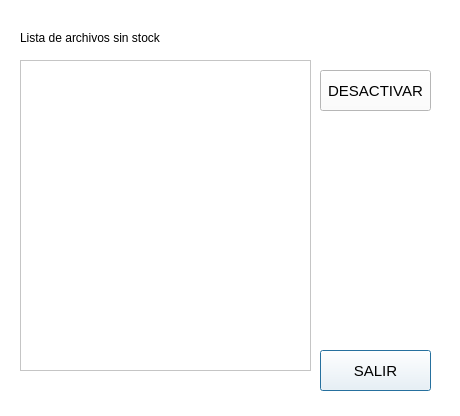
Before: the Qt Designer form Vista/windowListNotify.ui in mjroson/PQt5-Stock-Venta-CuentaCorriente, drawn with Qt 5.
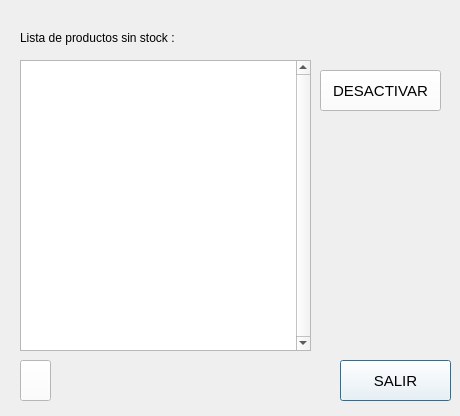
After: the same form once the commit is applied. Icons and pictures are not drawn.

Diff of the .ui file:
```diff
--- a/Vista/windowListNotify.ui
+++ b/Vista/windowListNotify.ui
@@ -13,8 +13,9 @@
   <property name="windowTitle">
    <string>Dialog</string>
   </property>
-  <property name="styleSheet">
-   <string notr="true">background-color: rgb(255, 255, 255);</string>
+  <property name="windowIcon">
+   <iconset>
+    <normaloff>../Img/Alert48.png</normaloff>../Img/Alert48.png</iconset>
   </property>
   <widget class="QTableView" name="tvDetalle">
    <property name="geometry">
@@ -22,16 +23,22 @@
      <x>20</x>
      <y>60</y>
      <width>291</width>
-     <height>311</height>
+     <height>291</height>
     </rect>
    </property>
+   <property name="verticalScrollBarPolicy">
+    <enum>Qt::ScrollBarAlwaysOn</enum>
+   </property>
+   <property name="horizontalScrollBarPolicy">
+    <enum>Qt::ScrollBarAlwaysOff</enum>
+   </property>
   </widget>
   <widget class="QLabel" name="label">
    <property name="geometry">
     <rect>
      <x>20</x>
      <y>30</y>
-     <width>181</width>
+     <width>201</width>
      <height>16</height>
     </rect>
    </property>
@@ -39,14 +46,14 @@
     <string notr="true">font: 75 11pt &quot;MS Shell Dlg 2&quot;;</string>
    </property>
    <property name="text">
-    <string>Lista de archivos sin stock</string>
+    <string>Lista de productos sin stock :</string>
    </property>
   </widget>
   <widget class="QPushButton" name="btnSalir">
    <property name="geometry">
     <rect>
-     <x>320</x>
-     <y>350</y>
+     <x>340</x>
+     <y>360</y>
      <width>111</width>
      <height>41</height>
     </rect>
@@ -82,7 +89,7 @@
     <rect>
      <x>320</x>
      <y>70</y>
-     <width>111</width>
+     <width>121</width>
      <height>41</height>
     </rect>
    </property>
@@ -108,6 +115,41 @@
     </size>
    </property>
   </widget>
+  <widget class="QPushButton" name="btnGenerarPdf">
+   <property name="geometry">
+    <rect>
+     <x>20</x>
+     <y>360</y>
+     <width>31</width>
+     <height>41</height>
+    </rect>
+   </property>
+   <property name="font">
+    <font>
+     <family>Segoe UI</family>
+     <pointsize>11</pointsize>
+     <weight>50</weight>
+     <italic>false</italic>
+     <bold>false</bold>
+    </font>
+   </property>
+   <property name="styleSheet">
+    <string notr="true">background-color: rgb(255, 255, 255);</string>
+   </property>
+   <property name="text">
+    <string/>
+   </property>
+   <property name="icon">
+    <iconset>
+     <normaloff>../Img/FilePDF48.png</normaloff>../Img/FilePDF48.png</iconset>
+   </property>
+   <property name="iconSize">
+    <size>
+     <width>29</width>
+     <height>29</height>
+    </size>
+   </property>
+  </widget>
  </widget>
  <resources/>
  <connections/>
```
Left out of the diff: 6 changed lines with no effect on the pictures.
